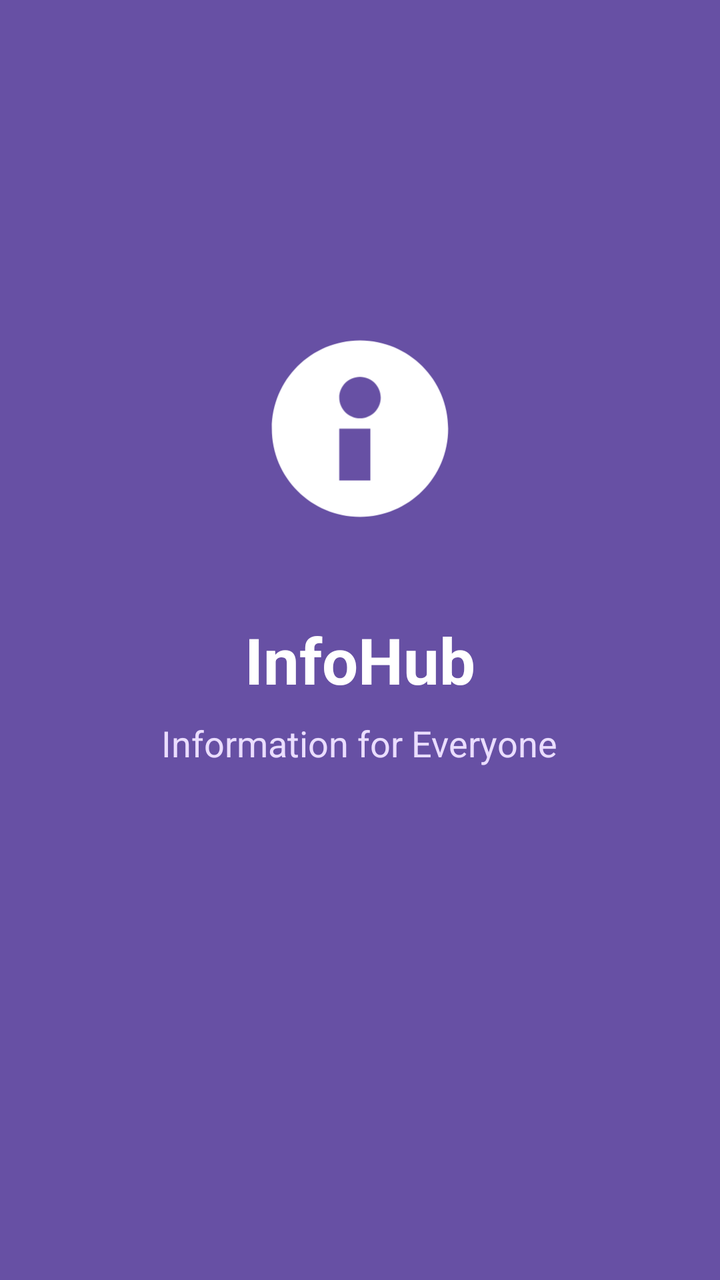
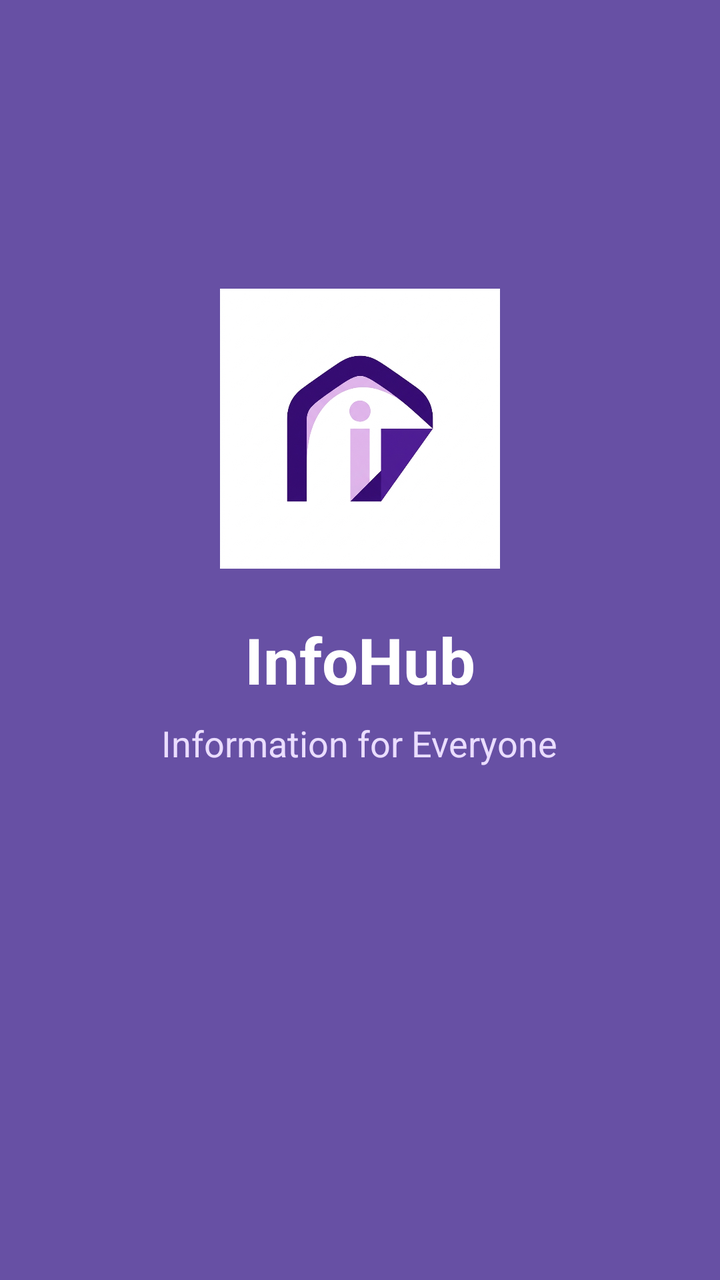

Screens rendered from an Android XML layout before and after an edit, with the pre-edit source and the edit as a unified diff.
<!-- AndroidManifest.xml: activity theme Theme.CMP2004TermProject.NoActionBar -->
<!-- res/layout/activity_splash.xml -->
<?xml version="1.0" encoding="utf-8"?>
<LinearLayout xmlns:android="http://schemas.android.com/apk/res/android"
    android:layout_width="match_parent"
    android:layout_height="match_parent"
    android:orientation="vertical"
    android:gravity="center"
    android:background="@color/md_theme_light_primary">

    <ImageView
        android:layout_width="140dp"
        android:layout_height="140dp"
        android:src="@drawable/ic_launcher_foreground"
        android:tint="@color/white"
        android:contentDescription="App Icon" />

    <TextView
        android:layout_width="wrap_content"
        android:layout_height="wrap_content"
        android:text="@string/app_name"
        android:textSize="32sp"
        android:textColor="@color/white"
        android:textStyle="bold"
        android:layout_marginTop="24dp" />

    <TextView
        android:layout_width="wrap_content"
        android:layout_height="wrap_content"
        android:text="Information for Everyone"
        android:textSize="18sp"
        android:textColor="@color/md_theme_light_primaryContainer"
        android:layout_marginTop="8dp" />

    <ProgressBar
        android:layout_width="48dp"
        android:layout_height="48dp"
        android:layout_marginTop="64dp"
        android:indeterminateTint="@color/white" />

</LinearLayout>
<!-- resources referenced by this layout -->
<resources>
  <color name="md_theme_light_primary">#6750A4</color>
  <color name="md_theme_light_primaryContainer">#EADDFF</color>
  <color name="white">#FFFFFF</color>
  <!-- drawable ic_launcher_foreground (drawable) -->
  <vector xmlns:android="http://schemas.android.com/apk/res/android"
      android:width="108dp"
      android:height="108dp"
      android:viewportWidth="108"
      android:viewportHeight="108">
      
      <path
          android:fillColor="#6750A4"
          android:pathData="M54,20 C35.2,20 20,35.2 20,54 C20,72.8 35.2,88 54,88 C72.8,88 88,72.8 88,54 C88,35.2 72.8,20 54,20 Z M54,34 C58.4,34 62,37.6 62,42 C62,46.4 58.4,50 54,50 C49.6,50 46,46.4 46,42 C46,37.6 49.6,34 54,34 Z M58,74 L46,74 L46,54 L58,54 L58,74 Z"/>
  </vector>
  <string name="app_name">InfoHub</string>
  <style name="Theme.CMP2004TermProject.NoActionBar" parent="Theme.CMP2004TermProject">
          <item name="windowActionBar">false</item>
          <item name="windowNoTitle">true</item>
          <item name="android:windowEnterAnimation">@anim/slide_in_right</item>
          <item name="android:windowExitAnimation">@anim/slide_out_left</item>
      </style>
  <style name="Theme.CMP2004TermProject" parent="Theme.Material3.DayNight">
          
          <item name="colorPrimary">@color/md_theme_light_primary</item>
          <item name="colorOnPrimary">@color/md_theme_light_onPrimary</item>
          <item name="colorPrimaryContainer">@color/md_theme_light_primaryContainer</item>
          <item name="colorOnPrimaryContainer">@color/md_theme_light_onPrimaryContainer</item>
          
          <item name="colorSecondary">@color/md_theme_light_secondary</item>
          <item name="colorOnSecondary">@color/md_theme_light_onSecondary</item>
          <item name="colorSecondaryContainer">@color/md_theme_light_secondaryContainer</item>
          <item name="colorOnSecondaryContainer">@color/md_theme_light_onSecondaryContainer</item>
          
          <item name="android:colorBackground">@color/md_theme_light_background</item>
          <item name="colorSurface">@color/md_theme_light_surface</item>
          <item name="colorOnSurface">@color/md_theme_light_onSurface</item>
          
          <item name="android:statusBarColor">@color/md_theme_light_primary</item>
          <item name="android:windowBackground">@color/md_theme_light_background</item>
      </style>
  <color name="md_theme_light_onPrimary">#FFFFFF</color>
  <color name="md_theme_light_onPrimaryContainer">#21005D</color>
  <color name="md_theme_light_secondary">#625B71</color>
  <color name="md_theme_light_onSecondary">#FFFFFF</color>
  <color name="md_theme_light_secondaryContainer">#E8DEF8</color>
  <color name="md_theme_light_onSecondaryContainer">#1D192B</color>
  <color name="md_theme_light_background">#FFFBFE</color>
  <color name="md_theme_light_surface">#FFFBFE</color>
  <color name="md_theme_light_onSurface">#1C1B1F</color>
</resources>

<!-- the commit's change to res/layout/activity_splash.xml (unified diff, before → after) -->
@@ -9,8 +9,7 @@
     <ImageView
         android:layout_width="140dp"
         android:layout_height="140dp"
-        android:src="@drawable/ic_launcher_foreground"
-        android:tint="@color/white"
+        android:src="@drawable/app_logo"
         android:contentDescription="App Icon" />
 
     <TextView
<!-- resource entries referenced after the edit -->
@@ -3,17 +3,7 @@
   <color name="md_theme_light_primary">#6750A4</color>
   <color name="md_theme_light_primaryContainer">#EADDFF</color>
   <color name="white">#FFFFFF</color>
-  <!-- drawable ic_launcher_foreground (drawable) -->
-  <vector xmlns:android="http://schemas.android.com/apk/res/android"
-      android:width="108dp"
-      android:height="108dp"
-      android:viewportWidth="108"
-      android:viewportHeight="108">
-      
-      <path
-          android:fillColor="#6750A4"
-          android:pathData="M54,20 C35.2,20 20,35.2 20,54 C20,72.8 35.2,88 54,88 C72.8,88 88,72.8 88,54 C88,35.2 72.8,20 54,20 Z M54,34 C58.4,34 62,37.6 62,42 C62,46.4 58.4,50 54,50 C49.6,50 46,46.4 46,42 C46,37.6 49.6,34 54,34 Z M58,74 L46,74 L46,54 L58,54 L58,74 Z"/>
-  </vector>
+  <!-- drawable app_logo: png bitmap (drawable, 201165 bytes) -->
   <string name="app_name">InfoHub</string>
   <style name="Theme.CMP2004TermProject.NoActionBar" parent="Theme.CMP2004TermProject">
           <item name="windowActionBar">false</item>
